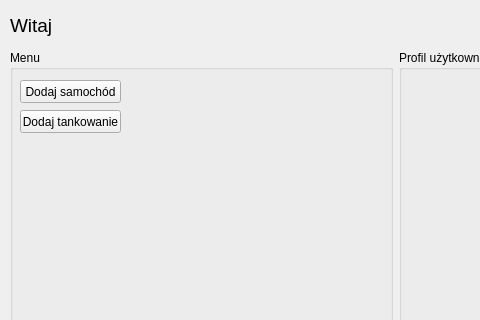
Above: mainmenugui.ui from Barto-Paja/iDocCar before the change; both pictures show x 0 to 480 and y 0 to 320 of the 800 by 600 pixel window. Below: the same form after it.
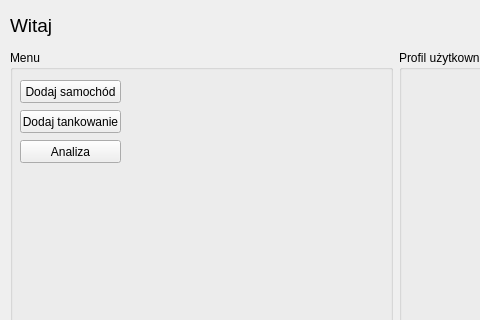
That is the form after the change.

```diff
--- a/mainmenugui.ui
+++ b/mainmenugui.ui
@@ -62,6 +62,19 @@
          <string>Dodaj tankowanie</string>
         </property>
        </widget>
+       <widget class="QPushButton" name="pushButton_3">
+        <property name="geometry">
+         <rect>
+          <x>10</x>
+          <y>90</y>
+          <width>101</width>
+          <height>23</height>
+         </rect>
+        </property>
+        <property name="text">
+         <string>Analiza</string>
+        </property>
+       </widget>
       </widget>
      </item>
     </layout>
```
Left out of the diff: 2 changed lines with no effect on the pictures.
